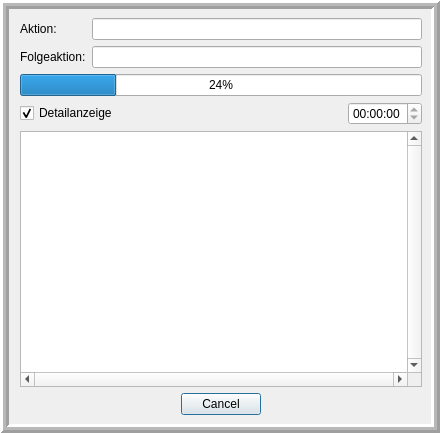
This is linbo_gui/fortschrittdialog.ui in linuxmuster/linuxmuster-linbo as Qt 5 draws it before an edit. The edited form follows.
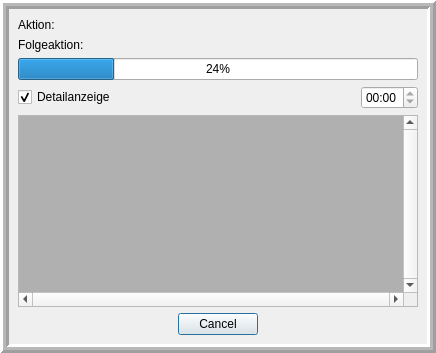
This is the edited form.

Diff of the .ui file:
```diff
--- a/linbo_gui/fortschrittdialog.ui
+++ b/linbo_gui/fortschrittdialog.ui
@@ -7,13 +7,16 @@
     <x>0</x>
     <y>0</y>
     <width>440</width>
-    <height>433</height>
+    <height>415</height>
    </rect>
   </property>
   <property name="windowTitle">
    <string>Dialog</string>
   </property>
   <layout class="QVBoxLayout" name="verticalLayout_2">
+   <property name="sizeConstraint">
+    <enum>QLayout::SetFixedSize</enum>
+   </property>
    <property name="leftMargin">
     <number>0</number>
    </property>
@@ -41,46 +44,19 @@
       <number>3</number>
      </property>
      <layout class="QVBoxLayout" name="verticalLayout">
-      <property name="leftMargin">
-       <number>11</number>
-      </property>
       <item>
-       <layout class="QFormLayout" name="formLayout">
-        <item row="0" column="0">
-         <widget class="QLabel" name="aktionLabel">
-          <property name="text">
-           <string>Aktion:</string>
-          </property>
-         </widget>
-        </item>
-        <item row="0" column="1">
-         <widget class="QLineEdit" name="aktion">
-          <property name="minimumSize">
-           <size>
-            <width>250</width>
-            <height>0</height>
-           </size>
-          </property>
-          <property name="readOnly">
-           <bool>true</bool>
-          </property>
-         </widget>
-        </item>
-        <item row="1" column="0">
-         <widget class="QLabel" name="label">
-          <property name="text">
-           <string>Folgeaktion:</string>
-          </property>
-         </widget>
-        </item>
-        <item row="1" column="1">
-         <widget class="QLineEdit" name="folgeAktion">
-          <property name="readOnly">
-           <bool>true</bool>
-          </property>
-         </widget>
-        </item>
-       </layout>
+       <widget class="QLabel" name="aktion">
+        <property name="text">
+         <string>Aktion:</string>
+        </property>
+       </widget>
+      </item>
+      <item>
+       <widget class="QLabel" name="folgeAktion">
+        <property name="text">
+         <string>Folgeaktion:</string>
+        </property>
+       </widget>
       </item>
       <item>
        <widget class="QProgressBar" name="progressBar">
@@ -125,6 +101,9 @@
           <property name="readOnly">
            <bool>true</bool>
           </property>
+          <property name="displayFormat">
+           <string>mm:ss</string>
+          </property>
          </widget>
         </item>
        </layout>
@@ -134,6 +113,43 @@
         <property name="enabled">
          <bool>true</bool>
         </property>
+        <property name="palette">
+         <palette>
+          <active>
+           <colorrole role="Base">
+            <brush brushstyle="SolidPattern">
+             <color alpha="255">
+              <red>176</red>
+              <green>176</green>
+              <blue>176</blue>
+             </color>
+            </brush>
+           </colorrole>
+          </active>
+          <inactive>
+           <colorrole role="Base">
+            <brush brushstyle="SolidPattern">
+             <color alpha="255">
+              <red>176</red>
+              <green>176</green>
+              <blue>176</blue>
+             </color>
+            </brush>
+           </colorrole>
+          </inactive>
+          <disabled>
+           <colorrole role="Base">
+            <brush brushstyle="SolidPattern">
+             <color alpha="255">
+              <red>236</red>
+              <green>235</green>
+              <blue>235</blue>
+             </color>
+            </brush>
+           </colorrole>
+          </disabled>
+         </palette>
+        </property>
         <property name="verticalScrollBarPolicy">
          <enum>Qt::ScrollBarAlwaysOn</enum>
         </property>
```
Left out of the diff: 20 changed lines with no effect on the pictures.
